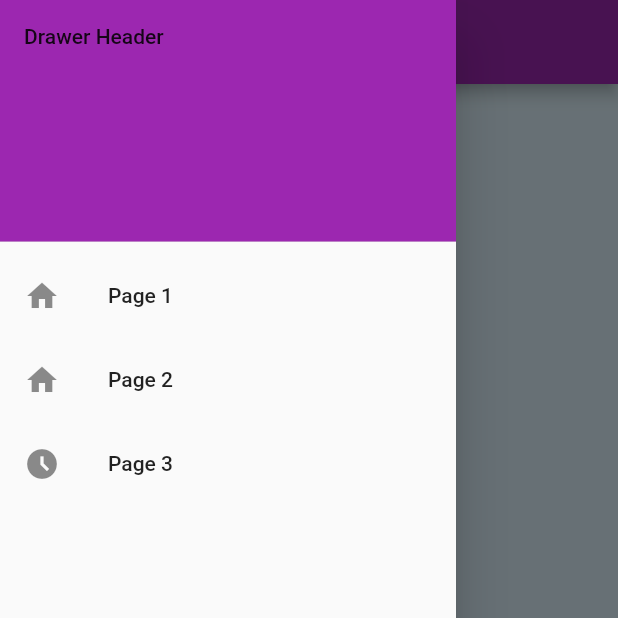
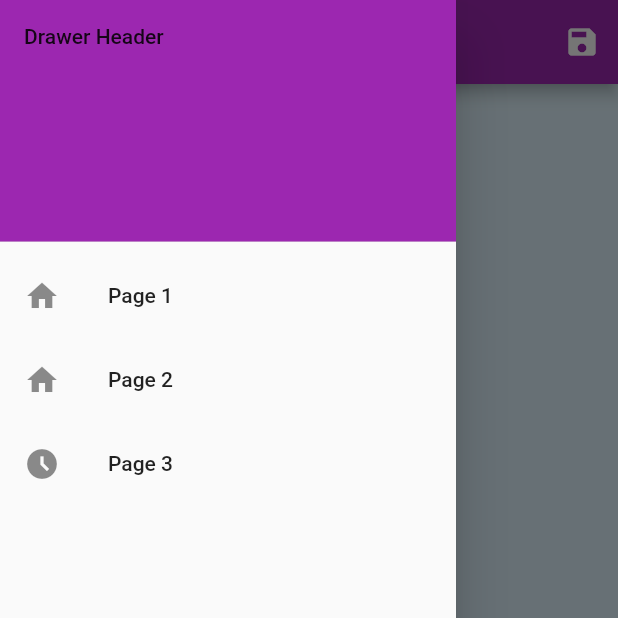
Before and after one commit to JoshuaAlbuquerque/flutterhackathon, a Flutter app: the screen it shows after launch, with the side drawer open, on a phone screen of 412 x 824 dp, the top half of it. Run offline on Flutter 3.47's test engine with Material 2 defaults, Android fonts, the phone set to English and light mode, and no system bars.

```diff
--- a/lib/main.dart
+++ b/lib/main.dart
@@ -25,6 +25,14 @@ class Home extends StatelessWidget {
               fontFamily: 'Pacifico',
             ),
           ),
+        actions: <Widget>[
+          IconButton(
+            icon: Icon(Icons.save),
+            tooltip: "Save Todo and Retrun to List",
+            onPressed: () {},
+          )
+        ],
+
         backgroundColor: Colors.purple[500],
     ),
 
```
